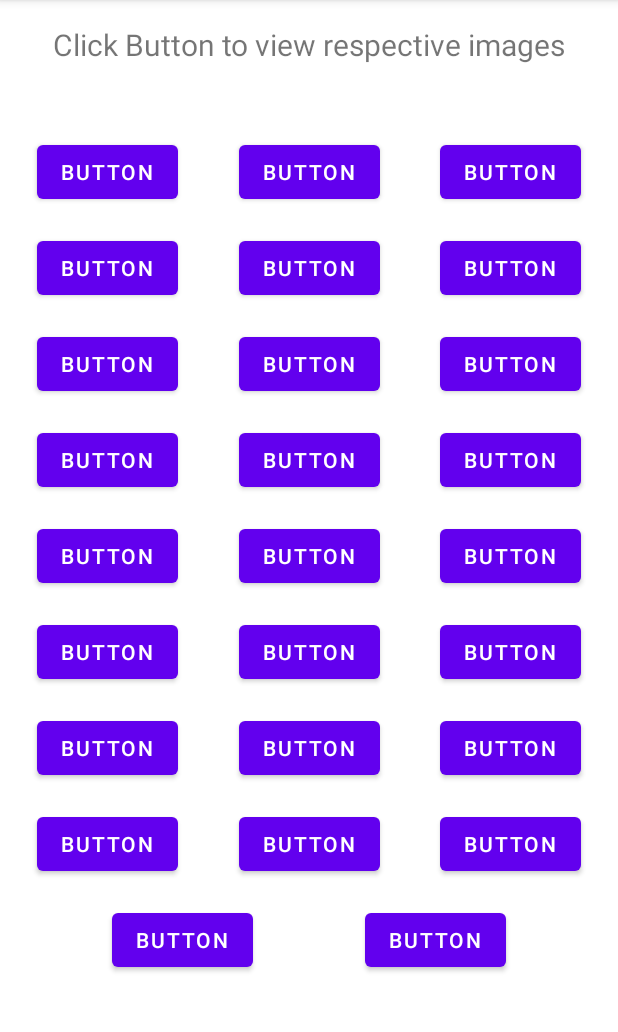
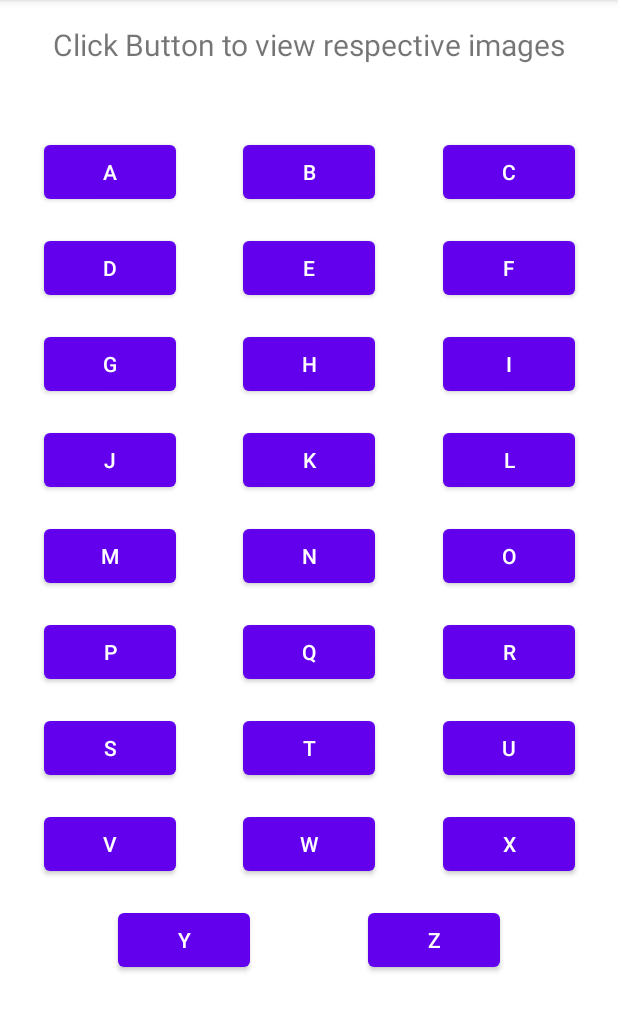
Before and after one commit to RSoft456/AppForChildren-BSEF19A031, an Android app: the MainPage screen opened directly, with no data from a screen before it, on a phone screen of 412 x 824 dp, the part 84-1116 px from its top. Run offline under Robolectric (Android 15) with nearby library versions, the phone set to English and light mode, and no system bars.

Commit message:
layout modified and activities added

```diff
--- a/app/src/main/AndroidManifest.xml
+++ b/app/src/main/AndroidManifest.xml
@@ -9,6 +9,12 @@
         android:roundIcon="@mipmap/ic_launcher_round"
         android:supportsRtl="true"
         android:theme="@style/Theme.Childrenapp">
+        <activity
+            android:name=".Quiz"
+            android:exported="false" />
+        <activity
+            android:name=".imagePage"
+            android:exported="false" />
         <activity
             android:name=".MainPage"
             android:exported="false" />
--- a/app/src/main/res/layout/activity_main_page.xml
+++ b/app/src/main/res/layout/activity_main_page.xml
@@ -13,7 +13,7 @@
         android:layout_marginStart="16dp"
         android:layout_marginTop="47dp"
         android:layout_marginEnd="16dp"
-        android:text="Button"
+        android:text="@string/Button"
         app:layout_constraintEnd_toStartOf="@+id/button2"
         app:layout_constraintStart_toStartOf="parent"
         app:layout_constraintTop_toBottomOf="@+id/textView" />
@@ -25,7 +25,7 @@
         android:layout_marginStart="16dp"
         android:layout_marginTop="47dp"
         android:layout_marginEnd="16dp"
-        android:text="Button"
+        android:text="@string/Button2"
         app:layout_constraintEnd_toStartOf="@+id/button3"
         app:layout_constraintStart_toEndOf="@+id/button"
         app:layout_constraintTop_toBottomOf="@+id/textView" />
@@ -37,7 +37,7 @@
         android:layout_marginStart="16dp"
         android:layout_marginTop="47dp"
         android:layout_marginEnd="16dp"
-        android:text="Button"
+        android:text="@string/Button3"
         app:layout_constraintEnd_toEndOf="parent"
         app:layout_constraintStart_toEndOf="@+id/button2"
         app:layout_constraintTop_toBottomOf="@+id/textView" />
@@ -49,7 +49,7 @@
         android:layout_marginStart="16dp"
         android:layout_marginTop="16dp"
         android:layout_marginEnd="16dp"
-        android:text="Button"
+        android:text="@string/Button4"
         app:layout_constraintEnd_toStartOf="@+id/button5"
         app:layout_constraintStart_toStartOf="parent"
         app:layout_constraintTop_toBottomOf="@+id/button" />
@@ -61,7 +61,7 @@
         android:layout_marginStart="16dp"
         android:layout_marginTop="16dp"
         android:layout_marginEnd="16dp"
-        android:text="Button"
+        android:text="@string/Button5"
         app:layout_constraintEnd_toStartOf="@+id/button6"
         app:layout_constraintStart_toEndOf="@+id/button4"
         app:layout_constraintTop_toBottomOf="@+id/button2" />
@@ -73,7 +73,7 @@
         android:layout_marginStart="16dp"
         android:layout_marginTop="16dp"
         android:layout_marginEnd="16dp"
-        android:text="Button"
+        android:text="@string/Button6"
         app:layout_constraintEnd_toEndOf="parent"
         app:layout_constraintStart_toEndOf="@+id/button5"
         app:layout_constraintTop_toBottomOf="@+id/button3" />
@@ -85,7 +85,7 @@
         android:layout_marginStart="16dp"
         android:layout_marginTop="16dp"
         android:layout_marginEnd="16dp"
-        android:text="Button"
+        android:text="@string/Button7"
         app:layout_constraintEnd_toStartOf="@+id/button8"
         app:layout_constraintStart_toStartOf="parent"
         app:layout_constraintTop_toBottomOf="@+id/button4" />
@@ -97,7 +97,7 @@
         android:layout_marginStart="16dp"
         android:layout_marginTop="16dp"
         android:layout_marginEnd="16dp"
-        android:text="Button"
+        android:text="@string/Button8"
         app:layout_constraintEnd_toStartOf="@+id/button9"
         app:layout_constraintStart_toEndOf="@+id/button7"
         app:layout_constraintTop_toBottomOf="@+id/button5" />
@@ -109,7 +109,7 @@
         android:layout_marginStart="16dp"
         android:layout_marginTop="16dp"
         android:layout_marginEnd="16dp"
-        android:text="Button"
+        android:text="@string/Button9"
         app:layout_constraintEnd_toEndOf="parent"
         app:layout_constraintStart_toEndOf="@+id/button8"
         app:layout_constraintTop_toBottomOf="@+id/button6" />
@@ -121,7 +121,7 @@
         android:layout_marginStart="16dp"
         android:layout_marginTop="16dp"
         android:layout_marginEnd="16dp"
-        android:text="Button"
+        android:text="@string/Button10"
         app:layout_constraintEnd_toStartOf="@+id/button11"
         app:layout_constraintStart_toStartOf="parent"
         app:layout_constraintTop_toBottomOf="@+id/button7" />
@@ -133,7 +133,7 @@
         android:layout_marginStart="16dp"
         android:layout_marginTop="16dp"
         android:layout_marginEnd="16dp"
-        android:text="Button"
+        android:text="@string/Button11"
         app:layout_constraintEnd_toStartOf="@+id/button12"
         app:layout_constraintStart_toEndOf="@+id/button10"
         app:layout_constraintTop_toBottomOf="@+id/button8" />
@@ -145,7 +145,7 @@
         android:layout_marginStart="16dp"
         android:layout_marginTop="16dp"
         android:layout_marginEnd="16dp"
-        android:text="Button"
+        android:text="@string/Button12"
         app:layout_constraintEnd_toEndOf="parent"
         app:layout_constraintStart_toEndOf="@+id/button11"
         app:layout_constraintTop_toBottomOf="@+id/button9" />
@@ -157,7 +157,7 @@
         android:layout_marginStart="16dp"
         android:layout_marginTop="16dp"
         android:layout_marginEnd="16dp"
-        android:text="Button"
+        android:text="@string/Button13"
         app:layout_constraintEnd_toStartOf="@+id/button14"
         app:layout_constraintStart_toStartOf="parent"
         app:layout_constraintTop_toBottomOf="@+id/button10" />
@@ -169,7 +169,7 @@
         android:layout_marginStart="16dp"
         android:layout_marginTop="16dp"
         android:layout_marginEnd="16dp"
-        android:text="Button"
+        android:text="@string/Button14"
         app:layout_constraintEnd_toStartOf="@+id/button15"
         app:layout_constraintStart_toEndOf="@+id/button13"
         app:layout_constraintTop_toBottomOf="@+id/button11" />
@@ -181,7 +181,7 @@
         android:layout_marginStart="16dp"
         android:layout_marginTop="16dp"
         android:layout_marginEnd="16dp"
-        android:text="Button"
+        android:text="@string/Button15"
         app:layout_constraintEnd_toEndOf="parent"
         app:layout_constraintStart_toEndOf="@+id/button14"
         app:layout_constraintTop_toBottomOf="@+id/button12" />
@@ -193,7 +193,7 @@
         android:layout_marginStart="16dp"
         android:layout_marginTop="16dp"
         android:layout_marginEnd="16dp"
-        android:text="Button"
+        android:text="@string/Button16"
         app:layout_constraintEnd_toStartOf="@+id/button17"
         app:layout_constraintStart_toStartOf="parent"
         app:layout_constraintTop_toBottomOf="@+id/button13" />
@@ -205,7 +205,7 @@
         android:layout_marginStart="16dp"
         android:layout_marginTop="16dp"
         android:layout_marginEnd="16dp"
-        android:text="Button"
+        android:text="@string/Button17"
         app:layout_constraintEnd_toStartOf="@+id/button18"
         app:layout_constraintStart_toEndOf="@+id/button16"
         app:layout_constraintTop_toBottomOf="@+id/button14" />
@@ -217,7 +217,7 @@
         android:layout_marginStart="16dp"
         android:layout_marginTop="16dp"
         android:layout_marginEnd="16dp"
-        android:text="Button"
+        android:text="@string/Button18"
         app:layout_constraintEnd_toEndOf="parent"
         app:layout_constraintStart_toEndOf="@+id/button17"
         app:layout_constraintTop_toBottomOf="@+id/button15" />
@@ -229,7 +229,7 @@
         android:layout_marginStart="16dp"
         android:layout_marginTop="16dp"
         android:layout_marginEnd="16dp"
-        android:text="Button"
+        android:text="@string/Button19"
         app:layout_constraintEnd_toStartOf="@+id/button20"
         app:layout_constraintStart_toStartOf="parent"
         app:layout_constraintTop_toBottomOf="@+id/button16" />
@@ -241,7 +241,7 @@
         android:layout_marginStart="16dp"
         android:layout_marginTop="16dp"
         android:layout_marginEnd="16dp"
-        android:text="Button"
+        android:text="@string/Button20"
         app:layout_constraintEnd_toStartOf="@+id/button21"
         app:layout_constraintStart_toEndOf="@+id/button19"
         app:layout_constraintTop_toBottomOf="@+id/button17" />
@@ -253,7 +253,7 @@
         android:layout_marginStart="16dp"
         android:layout_marginTop="16dp"
         android:layout_marginEnd="16dp"
-        android:text="Button"
+        android:text="@string/Button22"
         app:layout_constraintEnd_toStartOf="@+id/button23"
         app:layout_constraintStart_toStartOf="parent"
         app:layout_constraintTop_toBottomOf="@+id/button19" />
@@ -265,7 +265,7 @@
         android:layout_marginStart="16dp"
         android:layout_marginTop="16dp"
         android:layout_marginEnd="16dp"
-        android:text="Button"
+        android:text="@string/Button21"
         app:layout_constraintEnd_toEndOf="parent"
         app:layout_constraintStart_toEndOf="@+id/button20"
         app:layout_constraintTop_toBottomOf="@+id/button18" />
@@ -277,7 +277,7 @@
         android:layout_marginStart="16dp"
         android:layout_marginTop="16dp"
         android:layout_marginEnd="8dp"
-        android:text="Button"
+        android:text="@string/Button25"
         app:layout_constraintEnd_toStartOf="@+id/button26"
         app:layout_constraintStart_toStartOf="parent"
         app:layout_constraintTop_toBottomOf="@+id/button22" />
@@ -289,7 +289,7 @@
         android:layout_marginStart="8dp"
         android:layout_marginTop="16dp"
         android:layout_marginEnd="16dp"
-        android:text="Button"
+        android:text="@string/Button26"
         app:layout_constraintEnd_toEndOf="parent"
         app:layout_constraintStart_toEndOf="@+id/button25"
         app:layout_constraintTop_toBottomOf="@+id/button24" />
@@ -301,7 +301,7 @@
         android:layout_marginStart="16dp"
         android:layout_marginTop="16dp"
         android:layout_marginEnd="16dp"
-        android:text="Button"
+        android:text="@string/Button24"
         app:layout_constraintEnd_toEndOf="parent"
         app:layout_constraintStart_toEndOf="@+id/button23"
         app:layout_constraintTop_toBottomOf="@+id/button21" />
@@ -313,7 +313,7 @@
         android:layout_marginStart="16dp"
         android:layout_marginTop="16dp"
         android:layout_marginEnd="16dp"
-        android:text="Button"
+        android:text="@string/Button23"
         app:layout_constraintEnd_toStartOf="@+id/button24"
         app:layout_constraintStart_toEndOf="@+id/button22"
         app:layout_constraintTop_toBottomOf="@+id/button20" />
--- a/app/src/main/res/values/strings.xml
+++ b/app/src/main/res/values/strings.xml
@@ -3,4 +3,32 @@
     <string name="LaunchApp">Launch App</string>
     <string name="Repository">Repository</string>
     <string name="title">Click Button to view respective images</string>
+    <string name="Button">A</string>
+    <string name="Button2">B</string>
+    <string name="Button3">C</string>
+    <string name="Button4">D</string>
+    <string name="Button5">E</string>
+    <string name="Button6">F</string>
+    <string name="Button7">G</string>
+    <string name="Button8">H</string>
+    <string name="Button9">I</string>
+    <string name="Button10">J</string>
+    <string name="Button11">K</string>
+    <string name="Button12">L</string>
+    <string name="Button13">M</string>
+    <string name="Button14">N</string>
+    <string name="Button15">O</string>
+    <string name="Button16">P</string>
+    <string name="Button17">Q</string>
+    <string name="Button18">R</string>
+    <string name="Button19">S</string>
+    <string name="Button20">T</string>
+    <string name="Button21">U</string>
+    <string name="Button22">V</string>
+    <string name="Button23">W</string>
+    <string name="Button24">X</string>
+    <string name="Button25">Y</string>
+    <string name="Button26">Z</string>
+
+
 </resources>
```
